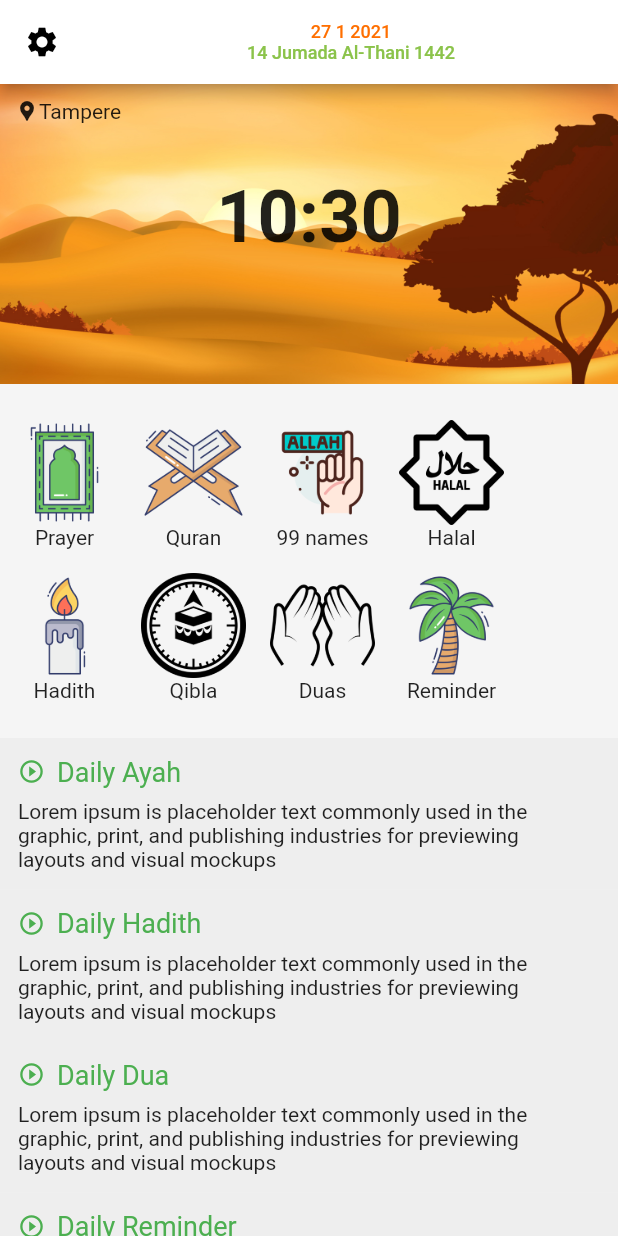
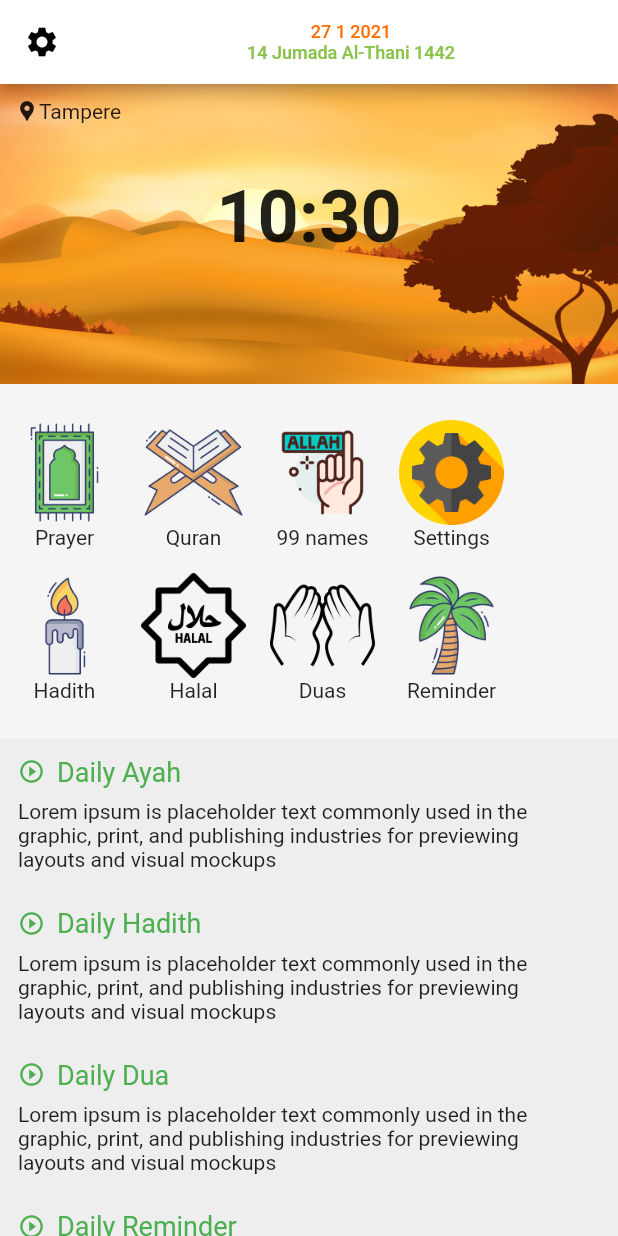
Before and after one commit to almumin/almuslim, a Flutter app: the screen it shows after launch, after a tap on "Halal", on a phone screen of 412 x 824 dp. Run offline on Flutter 3.47's test engine with Material 2 defaults, Android fonts, the phone set to English and light mode, and no system bars; our stand-ins replace adhan, hijri, location, sqflite; accounts and stored records are empty.

Commit message:
add settings screen (initial phase work)
- added settings icon image
- attached screenhome route to the settings tap action

```diff
--- a/lib/screens/home.dart
+++ b/lib/screens/home.dart
@@ -122,9 +122,14 @@ class HomeView extends StatelessWidget {
                       },
                     ),
                     HomeIcon(
-                      iconPath: "halal-sign.png",
-                      text: "Halal",
-                      onTapRun: () => {},
+                      iconPath: "settings.png",
+                      text: "Settings",
+                      onTapRun: () => {
+                        Navigator.push(
+                            context,
+                            MaterialPageRoute(
+                                builder: (context) => SettingsHome()))
+                      },
                     ),
                   ],
                 ),
@@ -136,8 +141,8 @@ class HomeView extends StatelessWidget {
                       onTapRun: () => {},
                     ),
                     HomeIcon(
-                      iconPath: "qibla-compass.png",
-                      text: "Qibla",
+                      iconPath: "halal-sign.png",
+                      text: "Halal",
                       onTapRun: () => {},
                     ),
                     HomeIcon(
```
Also changed, not shown: assets/icons/settings.png (added).
